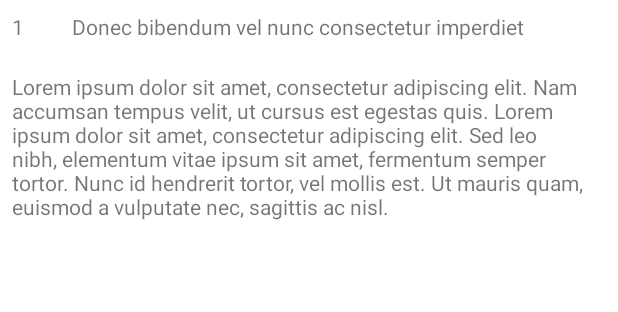
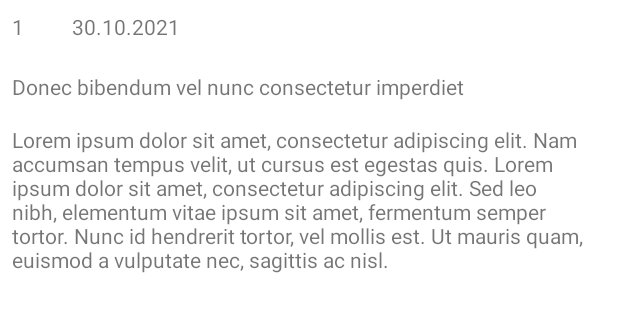
Before and after one commit to Gravitana/GB-2-06h-Notes, an Android app: the layout fragment_note_detail.xml on its own in the app's theme, with its tools: preview values and no code run, on a phone screen of 412 x 824 dp. Shown: the top 312 px of the screen. Run offline under Robolectric (Android 15) with nearby library versions, the phone set to English and light mode, and no system bars.

```diff
--- a/app/src/main/java/com/example/gb_2_06h_notes/NoteDetailFragment.java
+++ b/app/src/main/java/com/example/gb_2_06h_notes/NoteDetailFragment.java
@@ -44,11 +44,13 @@ public class NoteDetailFragment extends Fragment {
         TextView id = view.findViewById(R.id.note_detail_id);
         TextView title = view.findViewById(R.id.note_detail_title);
         TextView body = view.findViewById(R.id.note_detail_body);
+        TextView date = view.findViewById(R.id.note_detail_date);
 
         Note note = getArguments().getParcelable(ARG_NOTE);
 
         id.setText(String.valueOf(note.getId()));
         title.setText(note.getTitle());
         body.setText(note.getBody());
+        date.setText(note.getDate());
     }
 }
--- a/app/src/main/res/layout/fragment_note_detail.xml
+++ b/app/src/main/res/layout/fragment_note_detail.xml
@@ -18,13 +18,20 @@
             tools:text="1" />
 
         <TextView
-            android:id="@+id/note_detail_title"
+            android:id="@+id/note_detail_date"
             android:layout_width="match_parent"
             android:layout_height="wrap_content"
             android:layout_margin="@dimen/margin8"
-            tools:text="Donec bibendum vel nunc consectetur imperdiet" />
+            tools:text="30.10.2021" />
 
     </LinearLayout>
+
+    <TextView
+        android:id="@+id/note_detail_title"
+        android:layout_width="match_parent"
+        android:layout_height="wrap_content"
+        android:layout_margin="@dimen/margin8"
+        tools:text="Donec bibendum vel nunc consectetur imperdiet" />
 
     <TextView
         android:id="@+id/note_detail_body"
```
Also changed, not shown: app/src/main/java/com/example/gb_2_06h_notes/domain/Note.java (+20 -1 lines), app/src/main/java/com/example/gb_2_06h_notes/domain/NoteRepository.java (+9 -9 lines).
